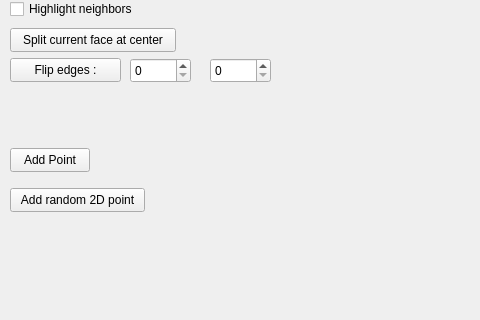
VincentPHAM98/GAM, file mainwindow.ui: the form before one commit; both pictures show x 0 to 480 and y 119 to 439 of the 747 by 528 pixel window.
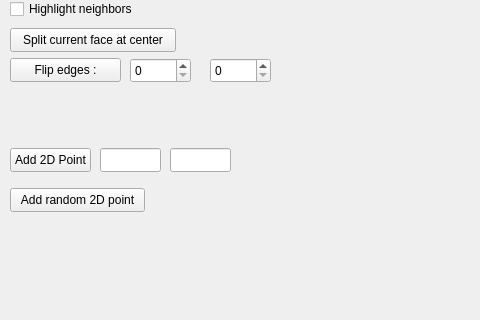
The form after the commit. Custom widgets are drawn as their Qt base class.

Diff of the .ui file:
```diff
--- a/mainwindow.ui
+++ b/mainwindow.ui
@@ -133,12 +133,12 @@
      <rect>
       <x>10</x>
       <y>250</y>
-      <width>80</width>
+      <width>81</width>
       <height>24</height>
      </rect>
     </property>
     <property name="text">
-     <string>Add Point</string>
+     <string>Add 2D Point</string>
     </property>
    </widget>
    <widget class="QPushButton" name="pushButton_2">
@@ -203,6 +203,26 @@
      </rect>
     </property>
    </widget>
+   <widget class="QLineEdit" name="xBox">
+    <property name="geometry">
+     <rect>
+      <x>100</x>
+      <y>250</y>
+      <width>61</width>
+      <height>24</height>
+     </rect>
+    </property>
+   </widget>
+   <widget class="QLineEdit" name="yBox">
+    <property name="geometry">
+     <rect>
+      <x>170</x>
+      <y>250</y>
+      <width>61</width>
+      <height>24</height>
+     </rect>
+    </property>
+   </widget>
   </widget>
   <widget class="QToolBar" name="mainToolBar">
    <attribute name="toolBarArea">
```
Left out of the diff: 2 changed lines with no effect on the pictures.
